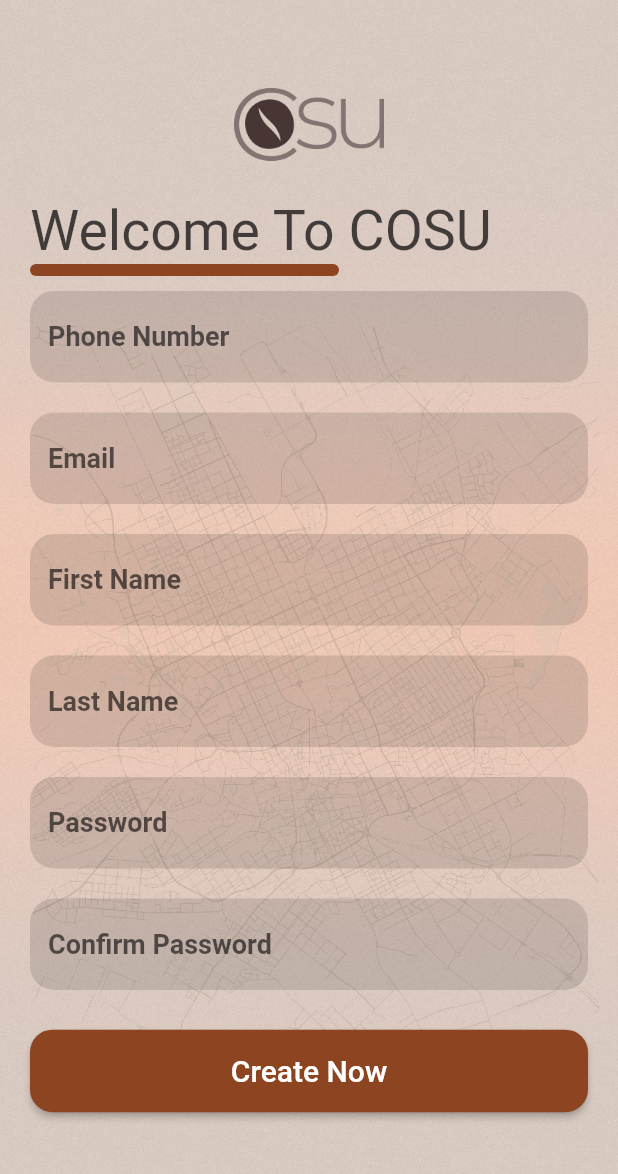
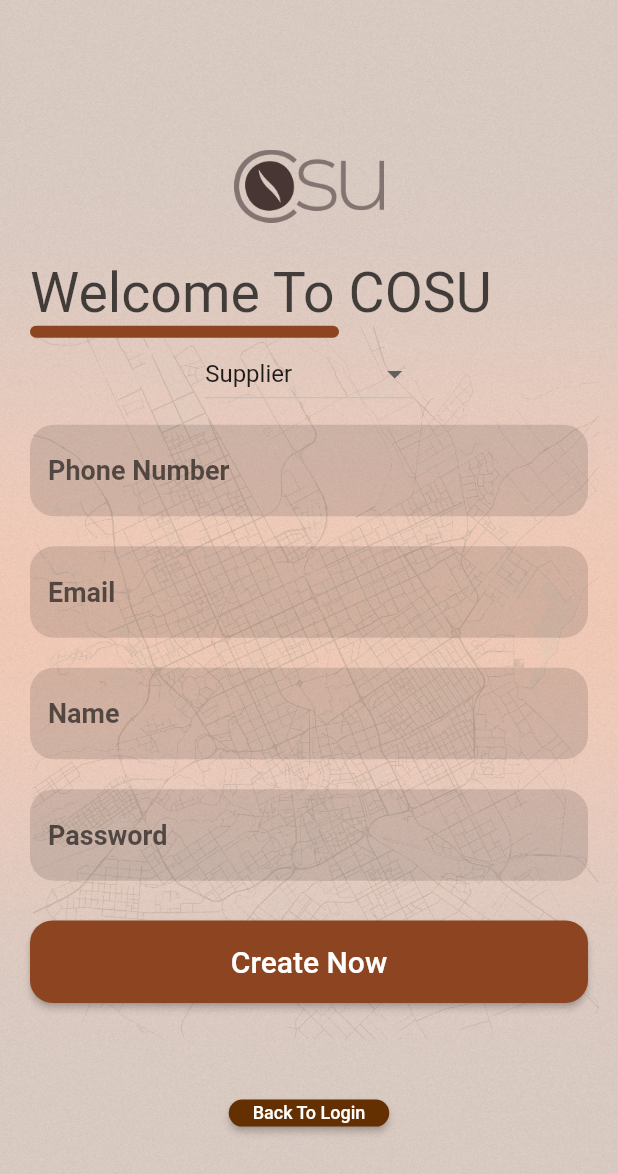
Before and after one commit to KhalidAJ/COSUApplication, a Flutter app: the Signupscreen screen opened directly, on a phone screen of 412 x 824 dp. Shown: the top 1174 px of the screen. Run offline on Flutter 3.47's test engine with Material 2 defaults, Android fonts, the phone set to English and light mode, and no system bars; our stand-ins replace flutter_svg, simple_animations; missing offline and left inert: animated_button; Roboto replaces fonts that are missing (Montserrat).

Commit message:
Second Cycle 70%

```diff
--- a/lib/Screens/Pages/BrowseCOSU/Components/categories.dart
+++ b/lib/Screens/Pages/BrowseCOSU/ComponentsShops/categories.dart
@@ -10,7 +10,7 @@ class Categories extends StatefulWidget {
 }
 
 class _CategoriesState extends State<Categories> {
-  List<String> categories = ["Hand bag", "Jewellery", "Footwear", "Dresses"];
+  List<String> categories = ["Cold Drinks", "Hot Drinks", "Espresso Shots"];
   // By default our first item will be selected
   int selectedIndex = 0;
   @override
--- a/lib/Screens/Pages/HomePage.dart
+++ b/lib/Screens/Pages/HomePage.dart
@@ -3,8 +3,8 @@ import 'package:flutter/material.dart';
 import 'package:cosu_app/Screens/pages/LoginPage.dart';
 import 'package:cosu_app/Screens/pages/SignUpPage.dart';
 
-class MyHomePage extends StatelessWidget {
-  const MyHomePage({Key? key}) : super(key: key);
+class HomePage extends StatelessWidget {
+  const HomePage({Key? key}) : super(key: key);
   @override
   Widget build(BuildContext context) {
     double height = MediaQuery.of(context).size.height;
--- a/lib/Screens/Pages/SignUpPage.dart
+++ b/lib/Screens/Pages/SignUpPage.dart
@@ -1,10 +1,17 @@
 import 'dart:ui';
-
 import 'package:flutter/material.dart';
 import 'package:cosu_app/Screens/pages/LoginPage.dart';
 
+class Signupscreen extends StatefulWidget {
+  @override
+  State<Signupscreen> createState() => _SignupscreenState();
+}
 
-class Signupscreen extends StatelessWidget {
+class _SignupscreenState extends State<Signupscreen> {
+
+  List item = ["Customer","Supplier", "Driver", "Business Owner"];
+  String valueChosen = "Supplier";
+
   @override
   Widget build(BuildContext context) {
     double height = MediaQuery.of(context).size.height;
@@ -23,7 +30,7 @@ class Signupscreen extends StatelessWidget {
                 mainAxisAlignment: MainAxisAlignment.start,
                 children: <Widget>[
                   SizedBox(
-                    height: height * 0.04,
+                    height: height * 0.09,
                   ),
 
                   Column(
@@ -63,28 +70,42 @@ class Signupscreen extends StatelessWidget {
                           )
                         ],
                       ),
+                      Row(
+                        mainAxisAlignment: MainAxisAlignment.center,
+                        children: <Widget>[
+                          DropdownButton(
+                            value: valueChosen,
+                            onChanged: (newValue){
+                              setState((){
+                                valueChosen = newValue as String;
+                              });
+                            },
+                            items: item.map((valueItem){
+                              return DropdownMenuItem(
+                                  value: valueItem,
+                                  child: Text(valueItem)
+                              );
+                            }).toList(),
+                          )
+                        ],
+                      ),
                       //TYPE OF USER DROPDOWN LIST
                       customtextfield(
                         hint: 'Phone Number',
                         issecured: false,
+
                       ),customtextfield(
                         hint: 'Email',
                         issecured: false,
                       ),customtextfield(
-                        hint: 'First Name',
-                        issecured: true,
-                      ),customtextfield(
-                        hint: 'Last Name',
+                        hint: 'Name',
                         issecured: true,
                       ),
                       customtextfield(
                         hint: 'Password',
                         issecured: true,
                       ),
-                      customtextfield(
-                        hint: 'Confirm Password',
-                        issecured: true,
-                      ),
+
                       SizedBox(
                         height: height*.02,
                       ),
@@ -106,20 +127,29 @@ class Signupscreen extends StatelessWidget {
                               ),),),
                         ),
                       ),
-                      Row(
-                        children: [
-                          Padding(
-                            padding: const EdgeInsets.symmetric(horizontal:10.0),
-                            child: Column(
-                              children: [
-                                SizedBox(
-                                  height: height * 0.04,
-                                ),
-                              ],
+                      SizedBox(
+                        height: height * 0.06,
+                      ),
+                      Padding(
+                        padding: const EdgeInsets.symmetric(horizontal:1.0),
+                        child: ButtonTheme(
+                          height: 18,
+                          child: RaisedButton(color: Color(0xFF643001),
+                            shape: RoundedRectangleBorder(
+                              borderRadius: BorderRadius.circular(15),
+                            ),
+                            onPressed: (){
+                            Navigator.pop(context);
+                            },
+                            child: Text('Back To Login',
+                              style: TextStyle(
+                                  color: Colors.white,
+                                  fontSize: 12
+                              ),
                             ),
                           ),
-                        ],
-                      )
+                        ),
+                      ),
                     ],
                   ),
                 ]),
--- a/lib/Screens/User.dart
+++ /dev/null
@@ -1,13 +0,0 @@
-class User {
-  final String email;
-  final String password;
-
-  User({required this.email, required this.password});
-
-  factory User.fromJson(Map<String, dynamic> json) {
-    return User(
-      email: json['email'],
-      password: json['password'],
-    );
-  }
-}
--- a/lib/main.dart
+++ b/lib/main.dart
@@ -1,5 +1,5 @@
-import 'package:cosu_app/Screens/pages/HomePage.dart';
 import 'package:flutter/material.dart';
+import 'Screens/Pages/HomePage.dart';
 
 void main() {
   runApp(const MyApp());
@@ -12,7 +12,7 @@ class MyApp extends StatelessWidget {
   Widget build(BuildContext context) {
     return const MaterialApp(
         debugShowCheckedModeBanner: false,
-        home: MyHomePage()
+        home: HomePage()
     );
   }
 }
```
Also changed, not shown: lib/Screens/Pages/BrowseCOSU/ComponentsRoasters/BrowseRoasters.dart (renamed from lib/Screens/Pages/BrowseCOSU/Browse.dart, +8 -13 lines), lib/Screens/Pages/BrowseCOSU/ComponentsRoasters/categories.dart (added, +61 -0 lines), lib/Screens/Pages/BrowseCOSU/ComponentsShops/BrowseShops.dart (added, +42 -0 lines), lib/Screens/Pages/BrowseCOSU/ComponentsShops/body.dart (added, +42 -0 lines), lib/Screens/Pages/BrowseCOSU/ComponentsShops/item_card.dart (added, +55 -0 lines), lib/Screens/Pages/BrowseCOSU/ComponentsTools/BrowseTools.dart (added, +42 -0 lines), lib/Screens/Pages/BrowseCOSU/ComponentsTools/body.dart (added, +42 -0 lines), lib/Screens/Pages/BrowseCOSU/ComponentsTools/categories.dart (added, +61 -0 lines), lib/Screens/Pages/BrowseCOSU/ComponentsTools/item_card.dart (added, +55 -0 lines), lib/Screens/Pages/Profile/ProfileMenu.dart (+12 -14 lines), lib/Screens/Pages/BrowseCOSU/ComponentsRoasters/body.dart (renamed from lib/Screens/Pages/BrowseCOSU/Components/body.dart), lib/Screens/Pages/BrowseCOSU/ComponentsRoasters/item_card.dart (renamed from lib/Screens/Pages/BrowseCOSU/Components/item_card.dart), 1 other file.
